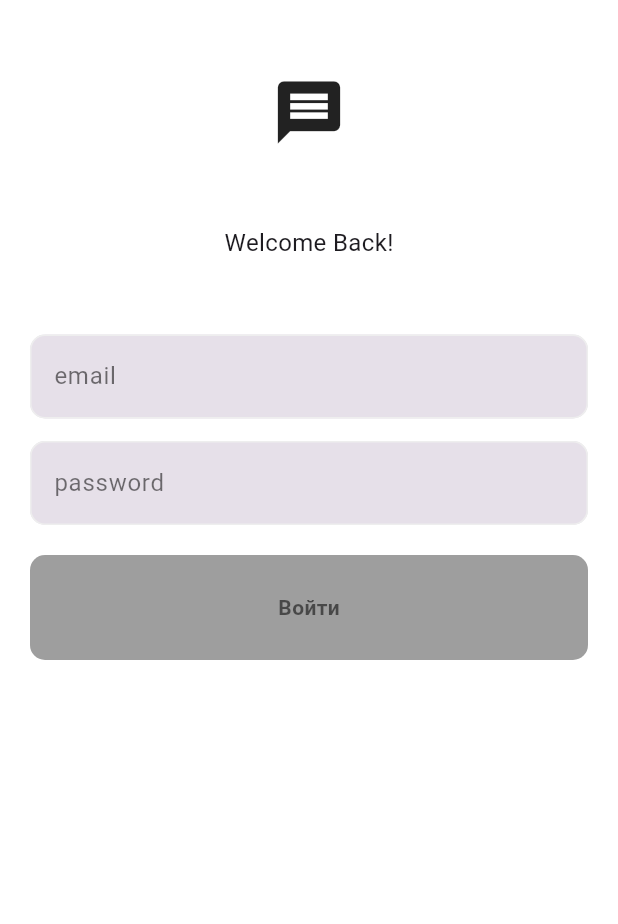
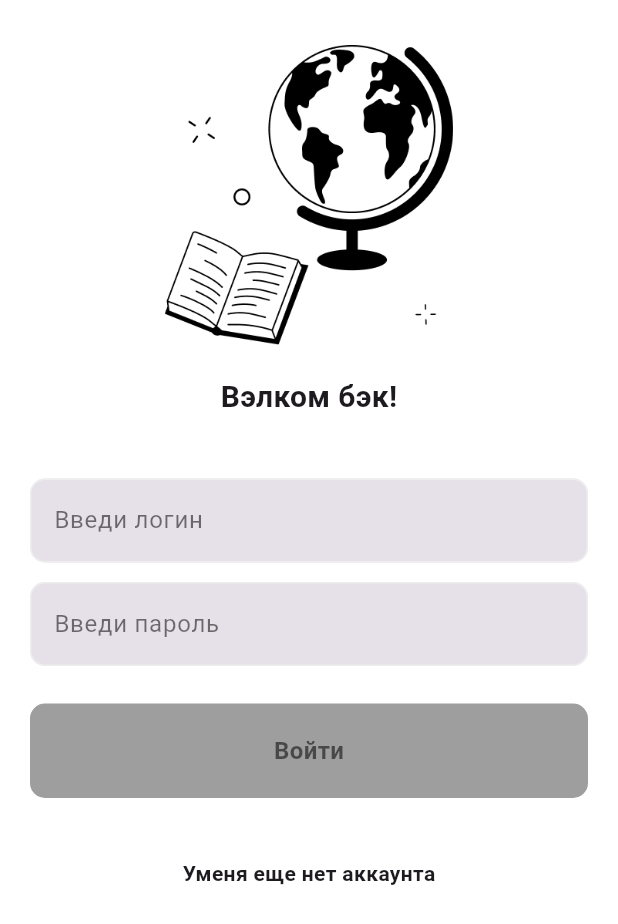
Before and after one commit to baiaman1/lorby, a Flutter app: the screen it shows after launch, on a phone screen of 412 x 824 dp. Shown: the top 924 px of the screen. Run offline on Flutter 3.47's test engine with Material 3 defaults, Android fonts, the light colour scheme and no system bars.

Commit message:
login ui done

```diff
--- a/lib/components/button.dart
+++ b/lib/components/button.dart
@@ -10,7 +10,7 @@ class Button extends StatelessWidget {
     return GestureDetector(
       onTap: onTap,
       child: Container(
-        padding: const EdgeInsets.all(25),
+        padding: const EdgeInsets.all(20),
         decoration: BoxDecoration(
           borderRadius: BorderRadius.circular(10.0),
           color: Colors.grey
@@ -21,6 +21,7 @@ class Button extends StatelessWidget {
             style: TextStyle(
               color: Colors.black54,
               fontWeight: FontWeight.bold,
+              fontSize: 16
             ),
 
           ),
--- a/lib/components/text_field.dart
+++ b/lib/components/text_field.dart
@@ -24,7 +24,8 @@ class MyTextField extends StatelessWidget {
         filled: true,
         hintText: hintText,
         hintStyle: const TextStyle(
-          color: Colors.black54
+          color: Colors.black54,
+          fontSize: 16
         )
       ),
     );
--- a/lib/login.dart
+++ b/lib/login.dart
@@ -1,3 +1,5 @@
+
+
 import 'package:flutter/material.dart';
 import 'package:lorby/components/button.dart';
 import 'package:lorby/components/text_field.dart';
@@ -24,42 +26,61 @@ class _LoginPageState extends State<LoginPage> {
         padding: const EdgeInsets.symmetric(horizontal: 20.0),
         child: Column(
           children: [
-            const SizedBox(height: 50),
+            const SizedBox(height: 30),
             //logox
-            Icon(Icons.message, size: 50,),
-            const SizedBox(height: 50),
-            //  WelcomeBack
+            Image.asset(
+              'assets/login.png',
+              width: 200.0,
+              height: 200.0,
+            ),
+            const SizedBox(height: 20),
+
+            // text welcome
             Text(
-              'Welcome Back!',
+              'Вэлком бэк!',
               style: TextStyle(
-                fontSize: 16,
+                fontWeight: FontWeight.bold,
+                fontSize: 20,
+
               ),
             ),
-            const SizedBox(height: 50),
+            const SizedBox(height: 40),
 
             // email
             MyTextField(
               controller: emailController,
-              hintText: 'email',
+              hintText: 'Введи логин',
               obscureText: false
             ),
-            const SizedBox(height: 15),
+            const SizedBox(height: 13),
 
             // password
             MyTextField(
               controller: passwordController,
-              hintText: 'password',
+              hintText: 'Введи пароль',
               obscureText: true
             ),
-            const SizedBox(height: 20),
+            const SizedBox(height: 25),
 
             // sub button
             Button(
               onTap: (){},
               text: 'Войти',
             ),
+            const SizedBox(height: 40),
 
             // register now
+            Row(
+              mainAxisAlignment: MainAxisAlignment.center,
+              children: [
+                Text(
+                  'Уменя еще нет аккаунта',
+                  style: TextStyle(
+                    fontWeight: FontWeight.bold
+                  ),
+                )
+              ],
+            )
 
           ],
         ),
--- a/pubspec.yaml
+++ b/pubspec.yaml
@@ -61,6 +61,7 @@ flutter:
 
   assets:
     - assets/login.jpg
+    - assets/login.png
 
   # To add assets to your application, add an assets section, like this:
   # assets:
```
Also changed, not shown: assets/login.png.
